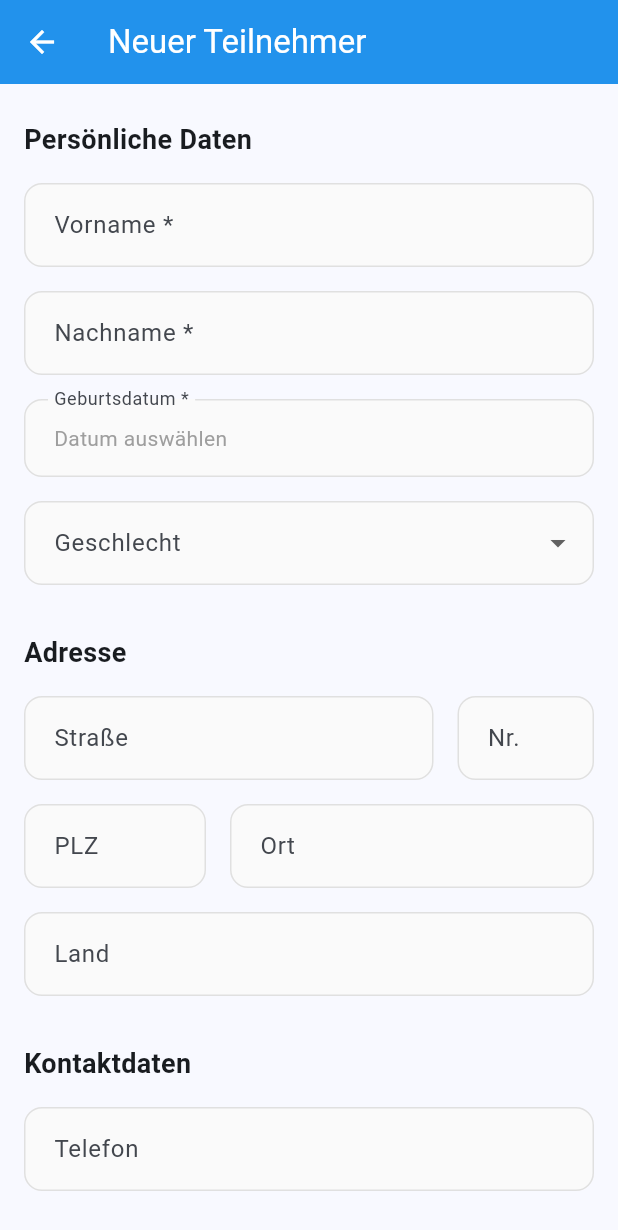
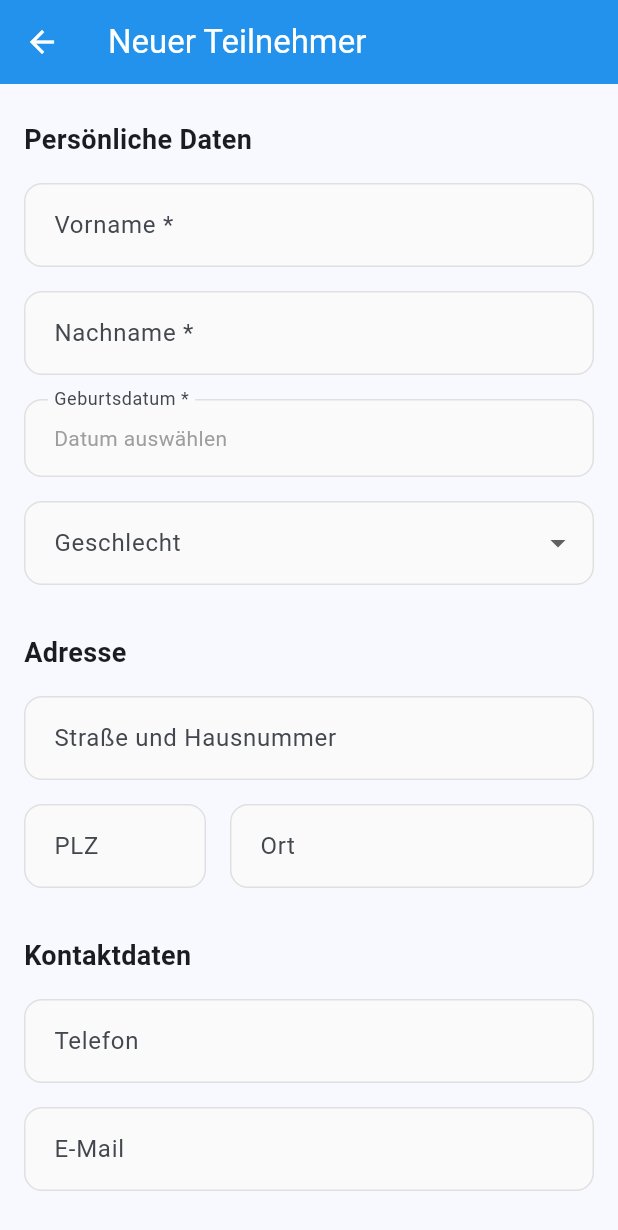
Before and after one commit to ptC7H12/Freizeitkasse, a Flutter app: the ParticipantFormScreen screen opened directly, on a phone screen of 412 x 824 dp. Shown: the top 1230 px of the screen. Run offline on Flutter 3.47's test engine with Material 3 defaults, Android fonts, the phone set to English and light mode, and no system bars; our stand-ins replace drift, file_picker, fl_chart, flutter_riverpod, logger, pdf and 2 more; missing offline and left inert: barcode, excel; accounts and stored records are empty; generated files the repository leaves out were written again.

Commit message:
Bereinige Teilnehmer-Schema und entferne unnötige Felder
- Entferne nicht benötigte Felder: houseNumber, country, mobile, medicalNotes, medicalInfo
- Straße-Feld enthält nun Straße und Hausnummer zusammen
- Gender-Auswahl nur noch "Männlich" und "Weiblich" (kein "Divers")
- Aktualisiere participant_repository.dart createParticipant/updateParticipant
- Aktualisiere participant_form_screen.dart (Controller, UI, Save-Methoden)
- Aktualisiere participant_excel_service.dart (Import/Export/Template)
- Behebe ExcelColor Fehler (verwende fromHexString statt deprecated Konstanten)
- Behebe FileType.custom → FileType.any
- Erhöhe Schema Version auf 3 mit Migration Logic

```diff
--- a/lib/screens/participants/participant_form_screen.dart
+++ b/lib/screens/participants/participant_form_screen.dart
@@ -36,17 +36,12 @@ class _ParticipantFormScreenState
   final _firstNameController = TextEditingController();
   final _lastNameController = TextEditingController();
   final _streetController = TextEditingController();
-  final _houseNumberController = TextEditingController();
   final _postalCodeController = TextEditingController();
   final _cityController = TextEditingController();
-  final _countryController = TextEditingController();
   final _phoneController = TextEditingController();
-  final _mobileController = TextEditingController();
   final _emailController = TextEditingController();
   final _emergencyContactController = TextEditingController();
   final _emergencyPhoneController = TextEditingController();
-  final _medicalNotesController = TextEditingController();
-  final _medicalInfoController = TextEditingController();
   final _medicationsController = TextEditingController();
   final _allergiesController = TextEditingController();
   final _dietaryRestrictionsController = TextEditingController();
@@ -90,17 +85,12 @@ class _ParticipantFormScreenState
           _birthDate = participant.birthDate;
           _gender = participant.gender;
           _streetController.text = participant.street ?? '';
-          _houseNumberController.text = participant.houseNumber ?? '';
           _postalCodeController.text = participant.postalCode ?? '';
           _cityController.text = participant.city ?? '';
-          _countryController.text = participant.country ?? '';
           _phoneController.text = participant.phone ?? '';
-          _mobileController.text = participant.mobile ?? '';
           _emailController.text = participant.email ?? '';
           _emergencyContactController.text = participant.emergencyContactName ?? '';
           _emergencyPhoneController.text = participant.emergencyContactPhone ?? '';
-          _medicalNotesController.text = participant.medicalNotes ?? '';
-          _medicalInfoController.text = participant.medicalInfo ?? '';
           _medicationsController.text = participant.medications ?? '';
           _allergiesController.text = participant.allergies ?? '';
           _dietaryRestrictionsController.text =
@@ -136,17 +126,12 @@ class _ParticipantFormScreenState
     _firstNameController.dispose();
     _lastNameController.dispose();
     _streetController.dispose();
-    _houseNumberController.dispose();
     _postalCodeController.dispose();
     _cityController.dispose();
-    _countryController.dispose();
     _phoneController.dispose();
-    _mobileController.dispose();
     _emailController.dispose();
     _emergencyContactController.dispose();
     _emergencyPhoneController.dispose();
-    _medicalNotesController.dispose();
-    _medicalInfoController.dispose();
     _medicationsController.dispose();
     _allergiesController.dispose();
     _dietaryRestrictionsController.dispose();
@@ -208,24 +193,9 @@ class _ParticipantFormScreenState
 
             // Adresse
             _buildSectionHeader('Adresse'),
-            Row(
-              children: [
-                Expanded(
-                  flex: 3,
-                  child: _buildTextField(
-                    controller: _streetController,
-                    label: 'Straße',
-                  ),
-                ),
-                const SizedBox(width: AppConstants.spacing),
-                Expanded(
-                  flex: 1,
-                  child: _buildTextField(
-                    controller: _houseNumberController,
-                    label: 'Nr.',
-                  ),
-                ),
-              ],
+            _buildTextField(
+              controller: _streetController,
+              label: 'Straße und Hausnummer',
             ),
             const SizedBox(height: AppConstants.spacing),
             Row(
@@ -249,11 +219,6 @@ class _ParticipantFormScreenState
                 ),
               ],
             ),
-            const SizedBox(height: AppConstants.spacing),
-            _buildTextField(
-              controller: _countryController,
-              label: 'Land',
-            ),
 
             const SizedBox(height: AppConstants.spacingL),
 
@@ -262,13 +227,6 @@ class _ParticipantFormScreenState
             _buildTextField(
               controller: _phoneController,
               label: 'Telefon',
-              keyboardType: TextInputType.phone,
-              validator: Validators.phone,
-            ),
-            const SizedBox(height: AppConstants.spacing),
-            _buildTextField(
-              controller: _mobileController,
-              label: 'Mobil',
               keyboardType: TextInputType.phone,
               validator: Validators.phone,
             ),
@@ -300,18 +258,6 @@ class _ParticipantFormScreenState
 
             // Medizinische Informationen
             _buildSectionHeader('Medizinische Informationen'),
-            _buildTextField(
-              controller: _medicalInfoController,
-              label: 'Medizinische Informationen',
-              maxLines: 3,
-            ),
-            const SizedBox(height: AppConstants.spacing),
-            _buildTextField(
-              controller: _medicalNotesController,
-              label: 'Medizinische Hinweise',
-              maxLines: 3,
-            ),
-            const SizedBox(height: AppConstants.spacing),
             _buildTextField(
               controller: _medicationsController,
               label: 'Medikamente',
@@ -470,7 +416,6 @@ class _ParticipantFormScreenState
       items: const [
         DropdownMenuItem(value: 'Männlich', child: Text('Männlich')),
         DropdownMenuItem(value: 'Weiblich', child: Text('Weiblich')),
-        DropdownMenuItem(value: 'Divers', child: Text('Divers')),
       ],
       onChanged: (value) {
         setState(() {
@@ -695,25 +640,16 @@ class _ParticipantFormScreenState
           birthDate: _birthDate!,
           gender: _gender,
           street: _streetController.text.isNotEmpty ? _streetController.text : null,
-          houseNumber: _houseNumberController.text.isNotEmpty ? _houseNumberController.text : null,
           postalCode:
               _postalCodeController.text.isNotEmpty ? _postalCodeController.text : null,
           city: _cityController.text.isNotEmpty ? _cityController.text : null,
-          country: _countryController.text.isNotEmpty ? _countryController.text : null,
           phone: _phoneController.text.isNotEmpty ? _phoneController.text : null,
-          mobile: _mobileController.text.isNotEmpty ? _mobileController.text : null,
           email: _emailController.text.isNotEmpty ? _emailController.text : null,
           emergencyContactName: _emergencyContactController.text.isNotEmpty
               ? _emergencyContactController.text
               : null,
           emergencyContactPhone: _emergencyPhoneController.text.isNotEmpty
               ? _emergencyPhoneController.text
-              : null,
-          medicalInfo: _medicalInfoController.text.isNotEmpty
-              ? _medicalInfoController.text
-              : null,
-          medicalNotes: _medicalNotesController.text.isNotEmpty
-              ? _medicalNotesController.text
               : null,
           medications: _medicationsController.text.isNotEmpty
               ? _medicationsController.text
@@ -748,25 +684,16 @@ class _ParticipantFormScreenState
           birthDate: _birthDate!,
           gender: _gender,
           street: _streetController.text.isNotEmpty ? _streetController.text : null,
-          houseNumber: _houseNumberController.text.isNotEmpty ? _houseNumberController.text : null,
           postalCode:
               _postalCodeController.text.isNotEmpty ? _postalCodeController.text : null,
           city: _cityController.text.isNotEmpty ? _cityController.text : null,
-          country: _countryController.text.isNotEmpty ? _countryController.text : null,
           phone: _phoneController.text.isNotEmpty ? _phoneController.text : null,
-          mobile: _mobileController.text.isNotEmpty ? _mobileController.text : null,
           email: _emailController.text.isNotEmpty ? _emailController.text : null,
           emergencyContactName: _emergencyContactController.text.isNotEmpty
               ? _emergencyContactController.text
               : null,
           emergencyContactPhone: _emergencyPhoneController.text.isNotEmpty
               ? _emergencyPhoneController.text
-              : null,
-          medicalInfo: _medicalInfoController.text.isNotEmpty
-              ? _medicalInfoController.text
-              : null,
-          medicalNotes: _medicalNotesController.text.isNotEmpty
-              ? _medicalNotesController.text
               : null,
           medications: _medicationsController.text.isNotEmpty
               ? _medicationsController.text
```
Also changed, not shown: lib/data/database/app_database.dart (+7 -7 lines), lib/data/repositories/participant_repository.dart (+9 -13 lines), lib/services/participant_excel_service.dart (+20 -45 lines).
